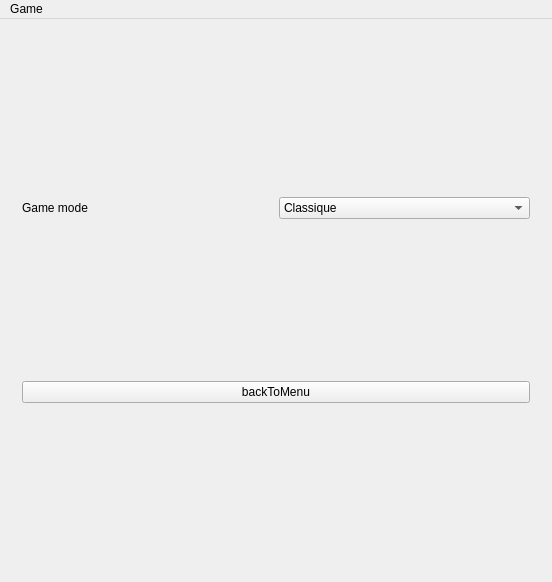
This is GomokuWindow.ui in vladydan/gomoku as Qt 5 draws it before an edit. The edited form follows.
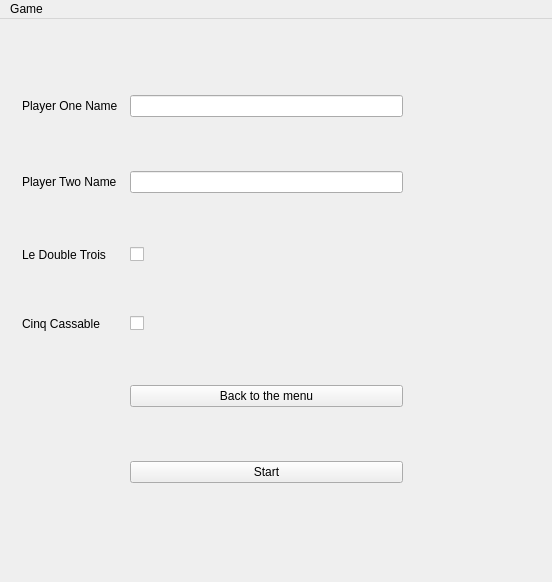
This is the edited form. The open tabs and pages were chosen to show the change.

Commit message: Rework Gomoku UI

```diff
--- a/GomokuWindow.ui
+++ b/GomokuWindow.ui
@@ -15,7 +15,7 @@
   </property>
   <widget class="QWidget" name="centralWidget">
    <layout class="QGridLayout" name="gridLayout">
-    <item row="0" column="0">
+    <item row="2" column="0">
      <widget class="QStackedWidget" name="stackedWidget">
       <property name="currentIndex">
        <number>0</number>
@@ -136,48 +136,80 @@
         </item>
        </layout>
       </widget>
-      <widget class="QWidget" name="settings">
-       <layout class="QGridLayout" name="gridLayout_5">
-        <item row="1" column="1">
-         <layout class="QVBoxLayout" name="verticalLayout_5">
-          <item>
+      <widget class="QWidget" name="gameForm">
            <layout class="QHBoxLayout" name="horizontalLayout_2">
             <item>
-             <widget class="QLabel" name="gameMode">
+         <layout class="QGridLayout" name="gridLayout_5" columnstretch="0,0">
+          <property name="rightMargin">
+           <number>127</number>
+          </property>
+          <property name="bottomMargin">
+           <number>20</number>
+          </property>
+          <property name="horizontalSpacing">
+           <number>12</number>
+          </property>
+          <property name="verticalSpacing">
+           <number>0</number>
+          </property>
+          <item row="3" column="0">
+           <widget class="QLabel" name="cinqCassableLabel">
               <property name="text">
-               <string>Game mode</string>
+             <string>Cinq Cassable</string>
               </property>
              </widget>
             </item>
-            <item>
-             <widget class="QComboBox" name="comboBox">
-              <item>
-               <property name="text">
-                <string>Classique</string>
-               </property>
-              </item>
-              <item>
+          <item row="0" column="1">
+           <widget class="QLineEdit" name="playerOneNameLineEdit"/>
+          </item>
+          <item row="1" column="0">
+           <widget class="QLabel" name="playerTwoNameLabel">
                <property name="text">
-                <string>Le Cinq Cassable</string>
-               </property>
-              </item>
-              <item>
+             <string>Player Two Name</string>
+            </property>
+           </widget>
+          </item>
+          <item row="3" column="1">
+           <widget class="QCheckBox" name="cinqCassableCheckBox"/>
+          </item>
+          <item row="1" column="1">
+           <widget class="QLineEdit" name="playerTwoNameLineEdit"/>
+          </item>
+          <item row="0" column="0">
+           <widget class="QLabel" name="playerOneNameLabel">
                <property name="text">
-                <string>Le double trois</string>
-               </property>
-              </item>
-             </widget>
-            </item>
-           </layout>
-          </item>
-         </layout>
+             <string>Player One Name</string>
+            </property>
+           </widget>
         </item>
         <item row="2" column="1">
-         <widget class="QPushButton" name="backToMenuButton">
+           <widget class="QCheckBox" name="leDoubleTroisCheckBox"/>
+          </item>
+          <item row="2" column="0">
+           <widget class="QLabel" name="leDoubleTroisLabel">
           <property name="text">
-           <string>backToMenu</string>
-          </property>
-         </widget>
+             <string>Le Double Trois</string>
+            </property>
+           </widget>
+          </item>
+          <item row="5" column="1">
+           <widget class="QPushButton" name="startButton">
+            <property name="layoutDirection">
+             <enum>Qt::LeftToRight</enum>
+            </property>
+            <property name="text">
+             <string>Start</string>
+            </property>
+           </widget>
+          </item>
+          <item row="4" column="1">
+           <widget class="QPushButton" name="backtoMenu">
+            <property name="text">
+             <string>Back to the menu</string>
+            </property>
+           </widget>
+          </item>
+         </layout>
         </item>
        </layout>
       </widget>
```
Left out of the diff: 13 changed lines with no effect on the pictures. Lines whose indentation alone changed are shown as unchanged. The commit also changes 2 other files.
